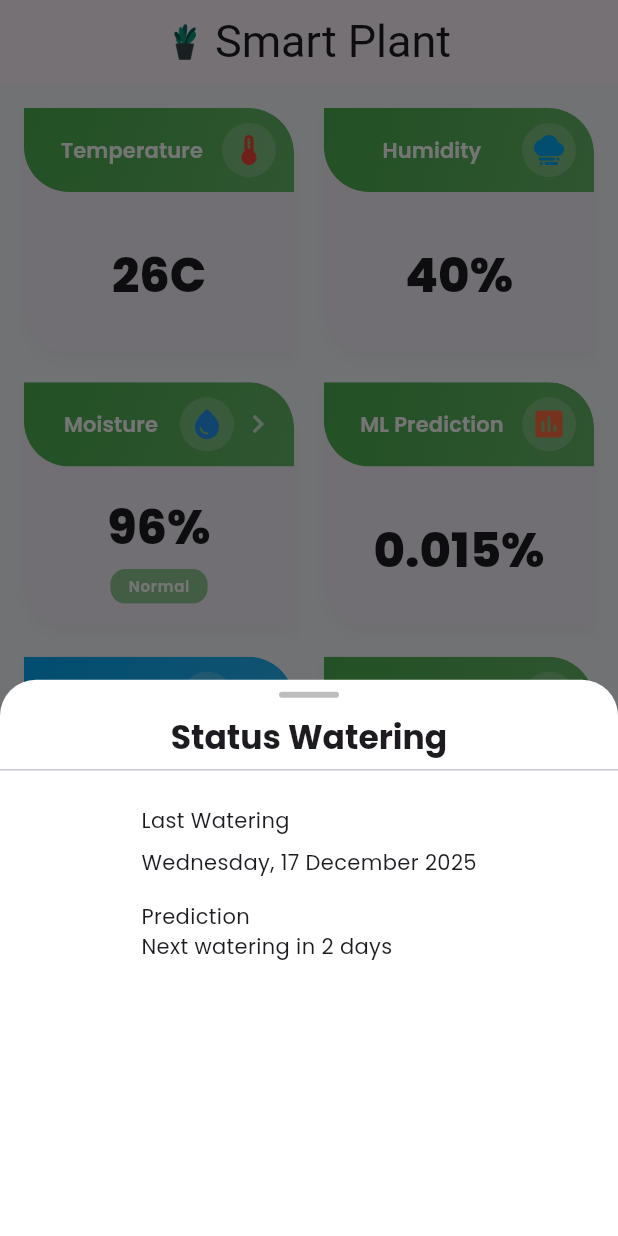
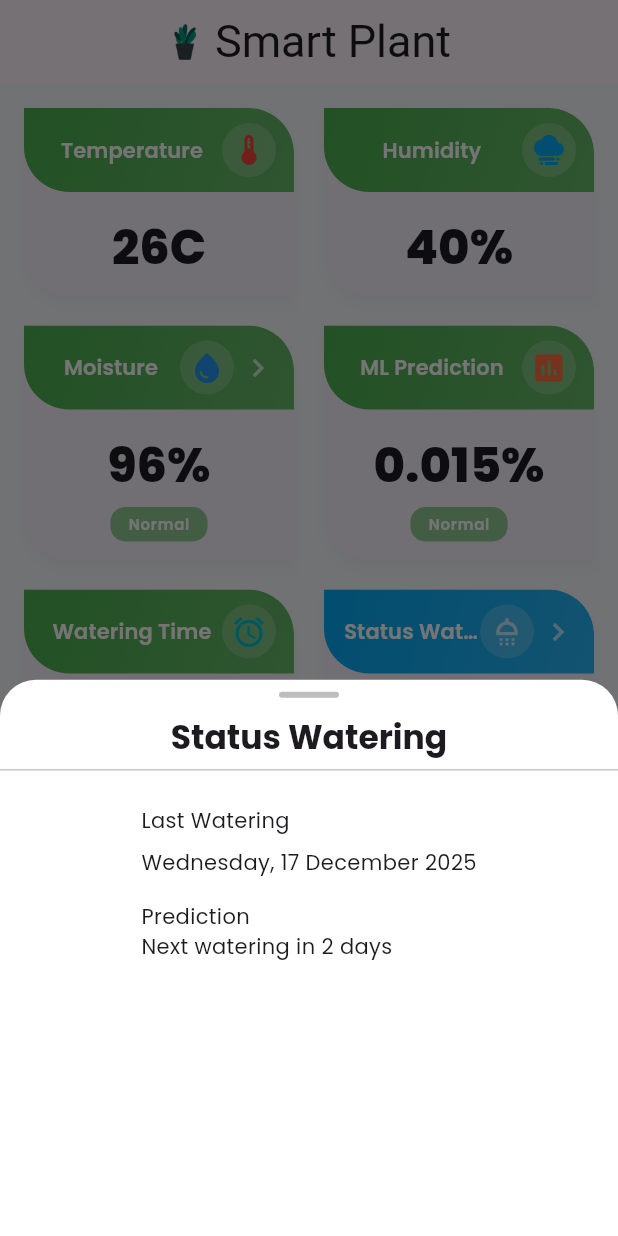
Before and after one commit to iam-Ridho/Smart-plant-flutter, a Flutter app: the screen it shows after launch, after a tap on "Status Watering", on a phone screen of 412 x 824 dp. Run offline on Flutter 3.47's test engine with Material 3 defaults, Android fonts, the phone set to English and light mode, and no system bars; our stand-ins replace google_fonts.

Commit message:
Changed Grid

```diff
--- a/index/lib/main_screen.dart
+++ b/index/lib/main_screen.dart
@@ -1,4 +1,5 @@
 import 'package:flutter/material.dart';
+import 'package:flutter_staggered_grid_view/flutter_staggered_grid_view.dart';
 import 'package:index/widgets/AppTitle.dart';
 import 'package:index/widgets/cards/helper/list_card.dart';
 
@@ -7,7 +8,11 @@ class MainScreen extends StatelessWidget {
 
   @override
   Widget build(BuildContext context) {
-    return Scaffold(appBar: _buildAppBar(), body: _buildBody(context), backgroundColor: const Color(0xFFF6F8FB),);
+    return Scaffold(
+      appBar: _buildAppBar(),
+      body: _buildBody(context),
+      backgroundColor: const Color(0xFFF6F8FB),
+    );
   }
 
   PreferredSizeWidget _buildAppBar() {
@@ -34,20 +39,25 @@ class _MobileLayout extends StatelessWidget {
 
   @override
   Widget build(BuildContext context) {
-    return GridView.builder(
-      padding: const EdgeInsets.all(12),
-      gridDelegate: const SliverGridDelegateWithFixedCrossAxisCount(
-        crossAxisCount: 2,
-        mainAxisSpacing: 12,
-        crossAxisSpacing: 12,
-        childAspectRatio: 1.1,
+    return SingleChildScrollView(
+      child: Padding(
+        padding: const EdgeInsets.all(12),
+        child: StaggeredGrid.count(
+          crossAxisCount: 2,
+          mainAxisSpacing: 12,
+          crossAxisSpacing: 12,
+          children: items.map((item) {
+            return StaggeredGridTile.fit(
+              crossAxisCellCount: item.span,
+              child: item.widget,
+            );
+          }).toList(),
+        ),
       ),
-      itemCount: cards.length,
-      itemBuilder: (context, index) => cards[index],
     );
-
   }
 }
+
 
 class _TabletLayout extends StatelessWidget {
   const _TabletLayout({super.key});
--- a/index/lib/widgets/cards/ai_analysis.dart
+++ b/index/lib/widgets/cards/ai_analysis.dart
@@ -0,0 +1,68 @@
+import 'package:flutter/material.dart';
+import 'package:index/widgets/cards/display_card/display_card.dart';
+
+class AiAnalysis extends StatelessWidget {
+  const AiAnalysis({super.key});
+
+  @override
+  Widget build(BuildContext context) {
+    return DisplayCard(title: 'AI Analysis', child: _AIPlantAnalysis());
+  }
+
+  Widget _AIPlantAnalysis() {
+    return Padding(
+      padding: const EdgeInsets.all(16),
+      child: Column(
+        crossAxisAlignment: CrossAxisAlignment.start,
+        children: [
+          Text(
+            'Your Plant Name',
+            style: TextStyle(
+              fontWeight: FontWeight.bold,
+              fontSize: 16,
+              color: Colors.green.shade800,
+            ),
+          ),
+
+          const SizedBox(height: 8,),
+
+          TextField(
+            decoration: InputDecoration(
+              hintText: 'Name Plant... (example: Kangkung, Bayam, Tomat)',
+              border: OutlineInputBorder(
+                borderRadius: BorderRadius.circular(12)
+              )
+            ),
+          ),
+
+          const SizedBox(height: 8,),
+
+          Container(
+            width: double.infinity,
+            padding: const EdgeInsets.all(12),
+            decoration: BoxDecoration(
+              color: Colors.green.withOpacity(0.08),
+              borderRadius: BorderRadius.circular(12)
+            ),
+            child: RichText(text: TextSpan(
+              style: TextStyle(fontSize: 14),
+              children: [
+                TextSpan(
+                  text: 'Tip: ',
+                  style: TextStyle(
+                    fontWeight: FontWeight.bold,
+                    color: Colors.green.shade700
+                  )
+                ),
+                const TextSpan(
+                  text: 'Write down your plant, AI will automatically identify characteristik and advice.'
+                )
+              ]
+            )),
+          )
+
+        ],
+      ),
+    );
+  }
+}
--- a/index/lib/widgets/cards/control_pump.dart
+++ b/index/lib/widgets/cards/control_pump.dart
@@ -0,0 +1,77 @@
+import 'package:flutter/material.dart';
+import 'package:index/widgets/cards/display_card/display_card.dart';
+
+class ControlPump extends StatefulWidget {
+  const ControlPump({super.key});
+
+  @override
+  State<ControlPump> createState() => _ControlPumpState();
+}
+
+class _ControlPumpState extends State<ControlPump> {
+  bool isPumpOn = false;
+  bool isAuto = false;
+
+  @override
+  Widget build(BuildContext context) {
+    return DisplayCard(
+      title: 'Control Pump',
+      value: isPumpOn ? 'ON' : 'OFF',
+      subtitle: isAuto ? 'AUTO MODE' : 'MANUAL MODE',
+      valueStyle: Theme.of(context).textTheme.headlineSmall?.copyWith(
+        fontWeight: FontWeight.bold,
+        color: isPumpOn ? Colors.green : Colors.red,
+      ),
+      subtitleStyle: const TextStyle(fontSize: 12),
+      onTap: null,
+      child: _buildControls(),
+    );
+  }
+
+  Widget _buildControls() {
+    return Padding(
+      padding: const EdgeInsets.symmetric(horizontal: 16, vertical: 8),
+      child: Column(
+        children: [
+          Row(
+            mainAxisAlignment: MainAxisAlignment.spaceBetween,
+            children: [
+              const Text('Auto Mode'),
+              Switch(
+                value: isAuto,
+                onChanged: (value) {
+                  setState(() {
+                    isAuto = value;
+                  });
+
+                  // TODO: kirim ke backend
+
+                },
+              ),
+            ],
+          ),
+
+          if(!isAuto)
+            Row(
+              mainAxisAlignment: MainAxisAlignment.spaceBetween,
+              children: [
+                const Text('Pump'),
+                Switch(
+                  value: isPumpOn,
+                  activeColor: Colors.green,
+                  onChanged: (value) {
+                    setState(() {
+                      isPumpOn = value;
+                    });
+
+                    // TODO: kirim ke backend / MQTT
+                  },
+                ),
+              ],
+            ),
+
+        ],
+      ),
+    );
+  }
+}
--- a/index/lib/widgets/cards/display_card/display_card.dart
+++ b/index/lib/widgets/cards/display_card/display_card.dart
@@ -4,24 +4,26 @@ import 'package:index/widgets/cards/display_card/parts/display_header.dart';
 
 class DisplayCard extends StatelessWidget {
   final String title;
-  final String value;
+  final String? value;
   final String? subtitle;
   final Color headerColor;
   final TextStyle? valueStyle;
   final TextStyle? subtitleStyle;
   final Widget? headerTrailing;
   final VoidCallback? onTap;
+  final Widget? child;
 
   const DisplayCard({
     super.key,
     required this.title,
-    required this.value,
+    this.value,
     this.subtitle,
     this.headerColor = Colors.green,
     this.valueStyle,
     this.subtitleStyle,
     this.headerTrailing,
     this.onTap,
+    this.child
   });
 
   @override
@@ -55,7 +57,7 @@ class DisplayCard extends StatelessWidget {
               onTap: onTap,
             ),
 
-            const SizedBox(height: 4,),
+            const SizedBox(height: 4),
 
             //Content
             DisplayContent(
@@ -63,8 +65,8 @@ class DisplayCard extends StatelessWidget {
               subtitle: subtitle,
               valueStyle: valueStyle,
               subtitleStyle: subtitleStyle,
+              child: child,
             ),
-
           ],
         ),
       ),
--- a/index/lib/widgets/cards/display_card/parts/display_content.dart
+++ b/index/lib/widgets/cards/display_card/parts/display_content.dart
@@ -1,33 +1,34 @@
 import 'package:flutter/material.dart';
 
 class DisplayContent extends StatelessWidget {
-  final String value;
+  final String? value;
   final String? subtitle;
   final TextStyle? valueStyle;
   final TextStyle? subtitleStyle;
+  final Widget? child;
 
   const DisplayContent({
     super.key,
-    required this.value,
+    this.value,
     this.subtitle,
     this.valueStyle,
     this.subtitleStyle,
+    this.child,
   });
 
   @override
   Widget build(BuildContext context) {
     final theme = Theme.of(context);
 
-    return Expanded(
-      child: Container(
-        padding: const EdgeInsets.symmetric(horizontal: 12, vertical: 8),
+    return Padding(
+      padding: const EdgeInsets.symmetric(horizontal: 12, vertical: 12),
       child: Column(
         mainAxisAlignment: MainAxisAlignment.center,
         crossAxisAlignment: CrossAxisAlignment.center,
-          mainAxisSize: MainAxisSize.min,
         children: [
+          if (value != null)
             Text(
-              value,
+              value!,
               textAlign: TextAlign.center,
               style:
                   valueStyle ??
@@ -40,10 +41,7 @@ class DisplayContent extends StatelessWidget {
           if (subtitle != null) ...[
             const SizedBox(height: 8),
             Container(
-                padding: const EdgeInsets.symmetric(
-                  horizontal: 12,
-                  vertical: 4,
-                ),
+              padding: const EdgeInsets.symmetric(horizontal: 12, vertical: 4),
               decoration: BoxDecoration(
                 color: Colors.green.withOpacity(0.60),
                 borderRadius: BorderRadius.circular(10),
@@ -60,8 +58,9 @@ class DisplayContent extends StatelessWidget {
               ),
             ),
           ],
+
+          if (child != null) ...[const SizedBox(height: 8), child!],
         ],
-        ),
       ),
     );
   }
--- a/index/lib/widgets/cards/helper/list_card.dart
+++ b/index/lib/widgets/cards/helper/list_card.dart
@@ -1,4 +1,6 @@
 import 'package:flutter/cupertino.dart';
+import 'package:index/widgets/cards/ai_analysis.dart';
+import 'package:index/widgets/cards/control_pump.dart';
 import 'package:index/widgets/cards/humidity.dart';
 import 'package:index/widgets/cards/ml_prediction.dart';
 import 'package:index/widgets/cards/moisture.dart';
@@ -20,9 +22,10 @@ final items = [
   DashboardItem(HumidityCard(), 1),
   DashboardItem(MoistureCard(), 1),
   DashboardItem(MLPrediction(), 1),
+  DashboardItem(WateringTime(), 1),
   DashboardItem(WateringStatus(), 1),
-  DashboardItem(WateringTime(), 1),
-  DashboardItem(MoistureCard(), 2),
+  DashboardItem(ControlPump(), 2),
+  DashboardItem(AiAnalysis(), 2)
 ];
 
 class DashboardItem {
--- a/index/lib/widgets/cards/ml_prediction.dart
+++ b/index/lib/widgets/cards/ml_prediction.dart
@@ -11,6 +11,7 @@ class MLPrediction extends StatelessWidget {
       title: 'ML Prediction',
       value: '0.015%',
       headerTrailing: Icon(Icons.insert_chart, color: Colors.deepOrangeAccent),
+      subtitle: 'Normal',
     );
   }
 }
```
Lines whose indentation alone changed are shown as unchanged.
